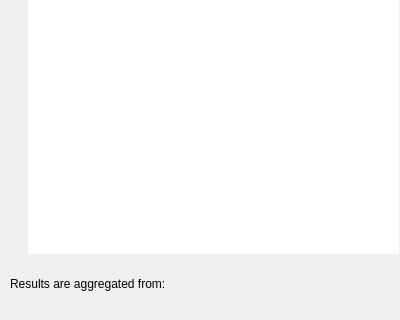
Old version of the form code/MiamPlayer/searchdialog.ui in the repository MBach/Miam-Player; both pictures show x 0 to 400 and y 160 to 480 of the 400 by 480 pixel window.
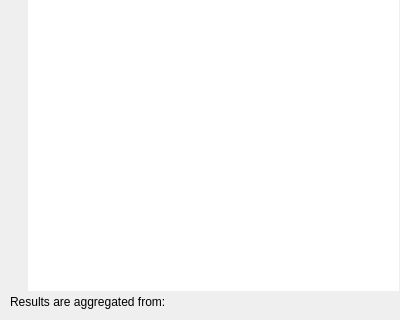
New version of the form. Icons and pictures are not drawn.

Patch:
```diff
--- a/code/MiamPlayer/searchdialog.ui
+++ b/code/MiamPlayer/searchdialog.ui
@@ -323,6 +323,12 @@
    </item>
    <item>
     <widget class="QWidget" name="aggregated" native="true">
+     <property name="sizePolicy">
+      <sizepolicy hsizetype="Preferred" vsizetype="Fixed">
+       <horstretch>0</horstretch>
+       <verstretch>0</verstretch>
+      </sizepolicy>
+     </property>
      <layout class="QVBoxLayout" name="verticalLayout_5">
       <property name="spacing">
        <number>4</number>
```
Left out of the diff: 4 changed lines with no effect on the pictures.
